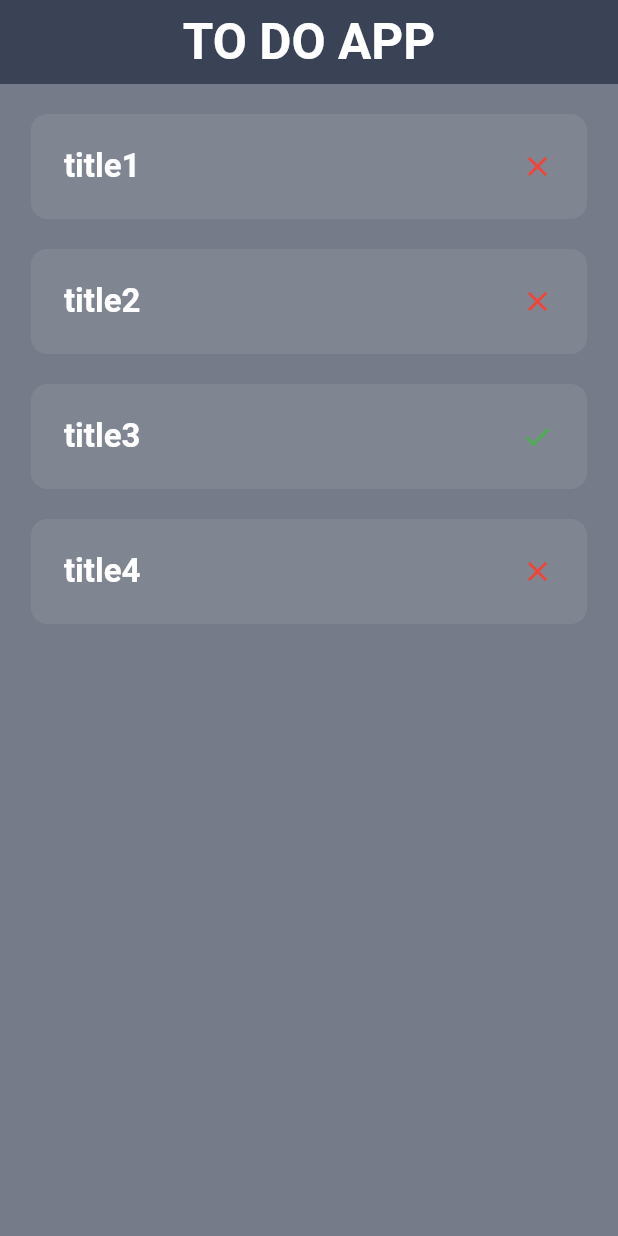
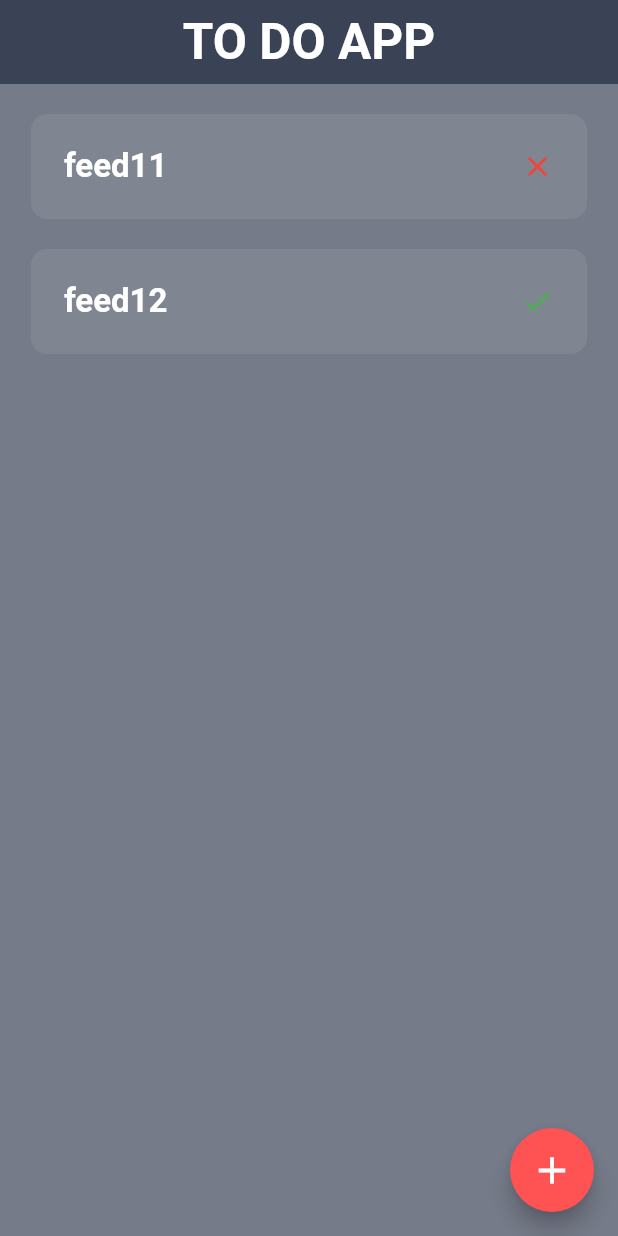
Before and after one commit to Abdelrahmanorabi/my_todo_app, a Flutter app: the screen it shows after launch, on a phone screen of 412 x 824 dp. Run offline on Flutter 3.47's test engine with Material 2 defaults, Android fonts, the phone set to English and light mode, and no system bars.

```diff
--- a/lib/home_page.dart
+++ b/lib/home_page.dart
@@ -1,4 +1,5 @@
 import 'package:flutter/material.dart';
+import 'package:my_todo_app/reusable_components/task_widget_add_page.dart';
 import 'package:my_todo_app/reusable_components/todo_card.dart';
 import 'package:my_todo_app/task.dart';
 
@@ -11,16 +12,23 @@ class HomePage extends StatefulWidget {
 
 class _HomePageState extends State<HomePage> {
   /*==================[Variables]===================*/
-  List<Task> allTasks = [
-    Task(title: 'title1', status: false),
-    Task(title: 'title2', status: false),
-    Task(title: 'title3', status: true),
-    Task(title: 'title4', status: false),
-  ];
+  /*================================================*/
+  /*==================[Methods]=====================*/
 
-  /*================================================*/
-
-  /*==================[Methods]=====================*/
+  void showBottomSheetDetails() {
+    showModalBottomSheet(
+        isScrollControlled: true,
+        context: context,
+        builder: (buildContext) {
+          return TaskWidgetAdd();
+        });
+  }
+  // method to refresh page details by pulling down
+  Future<void> refreshPage()async{
+    setState(() {
+      TaskWidgetAdd.allTasks;
+    });
+  }
   /*================================================*/
 
   @override
@@ -40,20 +48,33 @@ class _HomePageState extends State<HomePage> {
           ),
         ),
       ),
+      floatingActionButton: FloatingActionButton(
+        onPressed: () {
+          showBottomSheetDetails();
+        },
+        backgroundColor: Colors.redAccent,
+        child: const Icon(
+          Icons.add,
+          size: 30,
+        ),
+      ),
       body: SizedBox(
         width: double.infinity,
         child: Column(
           crossAxisAlignment: CrossAxisAlignment.center,
           children: [
             Expanded(
-                child: ListView.builder(
-                    itemCount: allTasks.length,
-                    itemBuilder: (buildContext, index) {
-                      return TodoCard(
-                        title: allTasks[index].title,
-                        isDone: allTasks[index].status,
-                      );
-                    }))
+                child: RefreshIndicator(
+                  onRefresh: refreshPage,
+                  child: ListView.builder(
+                      itemCount: TaskWidgetAdd.allTasks.length,
+                      itemBuilder: (buildContext, index) {
+                        return TodoCard(
+                          title: TaskWidgetAdd.allTasks[index].title,
+                          isDone: TaskWidgetAdd.allTasks[index].status,
+                        );
+                      }),
+                ))
           ],
         ),
       ),
--- a/lib/task.dart
+++ b/lib/task.dart
@@ -1,5 +1,5 @@
 class Task {
   String title;
   bool status;
-  Task({required this.title, required this.status});
+  Task({required this.title, this.status=false});
 }
```
Also changed, not shown: lib/reusable_components/task_widget_add_page.dart (added, +77 -0 lines).
